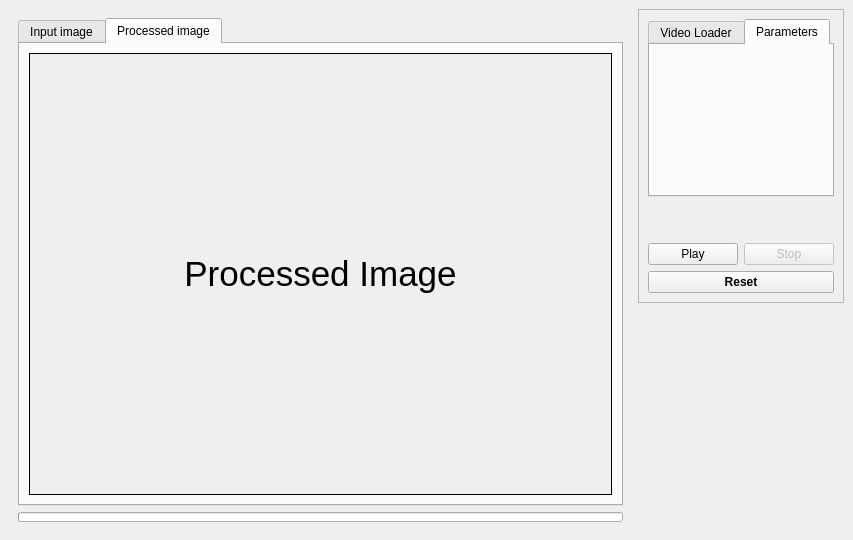
The window that gui/thermography_gui.ui (cdeldon/thermography) describes before a commit, drawn with Qt 5.
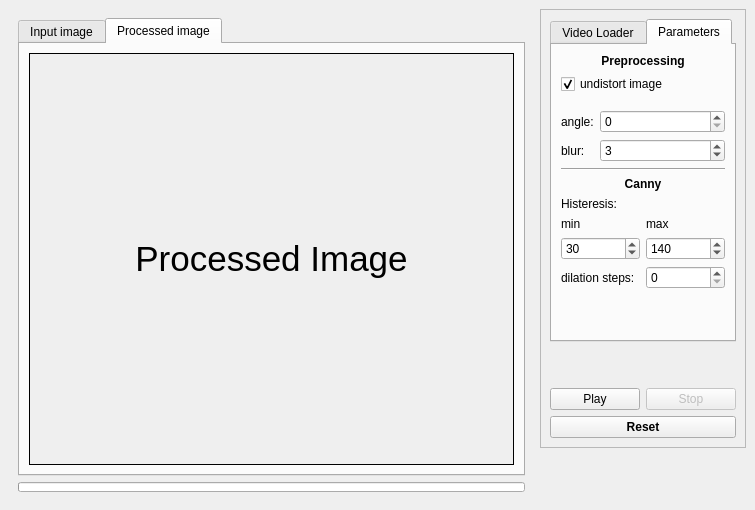
The same window after the commit. The open tabs and pages were chosen to show the change. Icons and pictures are not drawn.

Commit message: preprocessing and edge parameters

The edit to the form file:
```diff
--- a/gui/thermography_gui.ui
+++ b/gui/thermography_gui.ui
@@ -6,8 +6,8 @@
    <rect>
     <x>0</x>
     <y>0</y>
-    <width>853</width>
-    <height>540</height>
+    <width>755</width>
+    <height>510</height>
    </rect>
   </property>
   <property name="sizePolicy">
@@ -394,6 +394,235 @@
           <attribute name="title">
            <string>Parameters</string>
           </attribute>
+          <layout class="QVBoxLayout" name="verticalLayout_5">
+           <item>
+            <widget class="QLabel" name="preprocessing_label">
+             <property name="text">
+              <string>&lt;html&gt;&lt;head/&gt;&lt;body&gt;&lt;p align=&quot;center&quot;&gt;&lt;span style=&quot; font-weight:600;&quot;&gt;Preprocessing&lt;/span&gt;&lt;/p&gt;&lt;/body&gt;&lt;/html&gt;</string>
+             </property>
+             <property name="textFormat">
+              <enum>Qt::RichText</enum>
+             </property>
+            </widget>
+           </item>
+           <item>
+            <layout class="QVBoxLayout" name="preprocessing_layout">
+             <property name="topMargin">
+              <number>0</number>
+             </property>
+             <item>
+              <widget class="QCheckBox" name="undistort_image_box">
+               <property name="text">
+                <string>undistort image</string>
+               </property>
+               <property name="checked">
+                <bool>true</bool>
+               </property>
+               <property name="tristate">
+                <bool>false</bool>
+               </property>
+              </widget>
+             </item>
+             <item>
+              <layout class="QGridLayout" name="preprocessing_grid_layout">
+               <property name="topMargin">
+                <number>10</number>
+               </property>
+               <item row="0" column="0">
+                <widget class="QLabel" name="angle_label">
+                 <property name="sizePolicy">
+                  <sizepolicy hsizetype="Fixed" vsizetype="Preferred">
+                   <horstretch>0</horstretch>
+                   <verstretch>0</verstretch>
+                  </sizepolicy>
+                 </property>
+                 <property name="text">
+                  <string>angle:</string>
+                 </property>
+                </widget>
+               </item>
+               <item row="0" column="1">
+                <widget class="QSpinBox" name="angle_value">
+                 <property name="minimum">
+                  <number>0</number>
+                 </property>
+                 <property name="maximum">
+                  <number>360</number>
+                 </property>
+                 <property name="singleStep">
+                  <number>10</number>
+                 </property>
+                </widget>
+               </item>
+               <item row="1" column="0">
+                <widget class="QLabel" name="blur_label">
+                 <property name="text">
+                  <string>blur:</string>
+                 </property>
+                </widget>
+               </item>
+               <item row="1" column="1">
+                <widget class="QSpinBox" name="blur_value">
+                 <property name="maximum">
+                  <number>15</number>
+                 </property>
+                 <property name="value">
+                  <number>3</number>
+                 </property>
+                </widget>
+               </item>
+              </layout>
+             </item>
+            </layout>
+           </item>
+           <item>
+            <widget class="Line" name="line_2">
+             <property name="orientation">
+              <enum>Qt::Horizontal</enum>
+             </property>
+            </widget>
+           </item>
+           <item>
+            <widget class="QLabel" name="canny_parameters_label">
+             <property name="sizePolicy">
+              <sizepolicy hsizetype="Preferred" vsizetype="Fixed">
+               <horstretch>0</horstretch>
+               <verstretch>0</verstretch>
+              </sizepolicy>
+             </property>
+             <property name="text">
+              <string>&lt;html&gt;&lt;head/&gt;&lt;body&gt;&lt;p align=&quot;center&quot;&gt;&lt;span style=&quot; font-weight:600;&quot;&gt;Canny&lt;/span&gt;&lt;/p&gt;&lt;/body&gt;&lt;/html&gt;</string>
+             </property>
+             <property name="textFormat">
+              <enum>Qt::RichText</enum>
+             </property>
+            </widget>
+           </item>
+           <item>
+            <widget class="QLabel" name="histeresis_label">
+             <property name="text">
+              <string>&lt;html&gt;&lt;head/&gt;&lt;body&gt;&lt;p&gt;Histeresis:&lt;/p&gt;&lt;/body&gt;&lt;/html&gt;</string>
+             </property>
+             <property name="textFormat">
+              <enum>Qt::RichText</enum>
+             </property>
+            </widget>
+           </item>
+           <item>
+            <layout class="QGridLayout" name="histeresis_grid_layout">
+             <property name="topMargin">
+              <number>0</number>
+             </property>
+             <item row="1" column="0">
+              <widget class="QSpinBox" name="min_histeresis_value">
+               <property name="wrapping">
+                <bool>false</bool>
+               </property>
+               <property name="frame">
+                <bool>true</bool>
+               </property>
+               <property name="buttonSymbols">
+                <enum>QAbstractSpinBox::UpDownArrows</enum>
+               </property>
+               <property name="maximum">
+                <number>500</number>
+               </property>
+               <property name="singleStep">
+                <number>10</number>
+               </property>
+               <property name="value">
+                <number>30</number>
+               </property>
+              </widget>
+             </item>
+             <item row="0" column="1">
+              <widget class="QLabel" name="label_max_histeresis">
+               <property name="sizePolicy">
+                <sizepolicy hsizetype="Preferred" vsizetype="Fixed">
+                 <horstretch>0</horstretch>
+                 <verstretch>0</verstretch>
+                </sizepolicy>
+               </property>
+               <property name="maximumSize">
+                <size>
+                 <width>16777215</width>
+                 <height>16</height>
+                </size>
+               </property>
+               <property name="text">
+                <string>max</string>
+               </property>
+              </widget>
+             </item>
+             <item row="1" column="1">
+              <widget class="QSpinBox" name="max_histeresis_value">
+               <property name="maximum">
+                <number>500</number>
+               </property>
+               <property name="singleStep">
+                <number>10</number>
+               </property>
+               <property name="value">
+                <number>140</number>
+               </property>
+              </widget>
+             </item>
+             <item row="0" column="0">
+              <widget class="QLabel" name="label_min_histeresis">
+               <property name="sizePolicy">
+                <sizepolicy hsizetype="Preferred" vsizetype="Fixed">
+                 <horstretch>0</horstretch>
+                 <verstretch>0</verstretch>
+                </sizepolicy>
+               </property>
+               <property name="maximumSize">
+                <size>
+                 <width>16777215</width>
+                 <height>16</height>
+                </size>
+               </property>
+               <property name="text">
+                <string>min</string>
+               </property>
+              </widget>
+             </item>
+            </layout>
+           </item>
+           <item>
+            <layout class="QHBoxLayout" name="dilation_layout">
+             <property name="topMargin">
+              <number>0</number>
+             </property>
+             <item>
+              <widget class="QLabel" name="dilation_label">
+               <property name="text">
+                <string>dilation steps: </string>
+               </property>
+              </widget>
+             </item>
+             <item>
+              <widget class="QSpinBox" name="dilation_value">
+               <property name="maximum">
+                <number>10</number>
+               </property>
+              </widget>
+             </item>
+            </layout>
+           </item>
+           <item>
+            <spacer name="verticalSpacer_2">
+             <property name="orientation">
+              <enum>Qt::Vertical</enum>
+             </property>
+             <property name="sizeHint" stdset="0">
+              <size>
+               <width>20</width>
+               <height>40</height>
+              </size>
+             </property>
+            </spacer>
+           </item>
+          </layout>
          </widget>
         </widget>
        </item>
```
Left out of the diff: 33 changed lines with no effect on the pictures. The commit also changes 3 other files.
